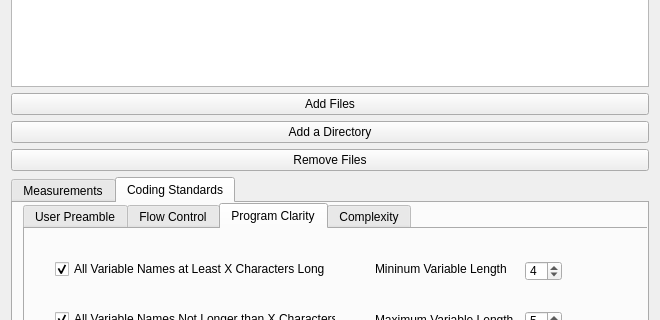
Qt form plyj-master/GUI/UIFiles/FileSubmitter.ui (JLMcBride22/SourceCodeChecker) before a commit; both pictures show x 0 to 660 and y 156 to 476 of the 660 by 624 pixel window.
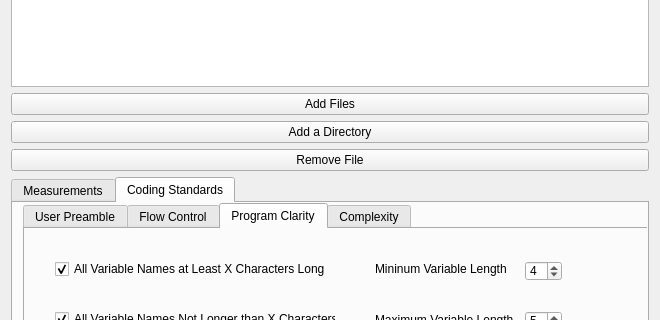
The same form after that commit. Icons and pictures are not drawn.

Commit message:
Gui stuff plus help stuff
help in working condition

What changed in the file:
```diff
--- a/plyj-master/GUI/UIFiles/FileSubmitter.ui
+++ b/plyj-master/GUI/UIFiles/FileSubmitter.ui
@@ -108,7 +108,7 @@
       </sizepolicy>
      </property>
      <property name="text">
-      <string>Remove Files</string>
+      <string>Remove File</string>
      </property>
     </widget>
    </item>
```
Left out of the diff: 2 changed lines with no effect on the pictures. The commit also changes 2 other files.
